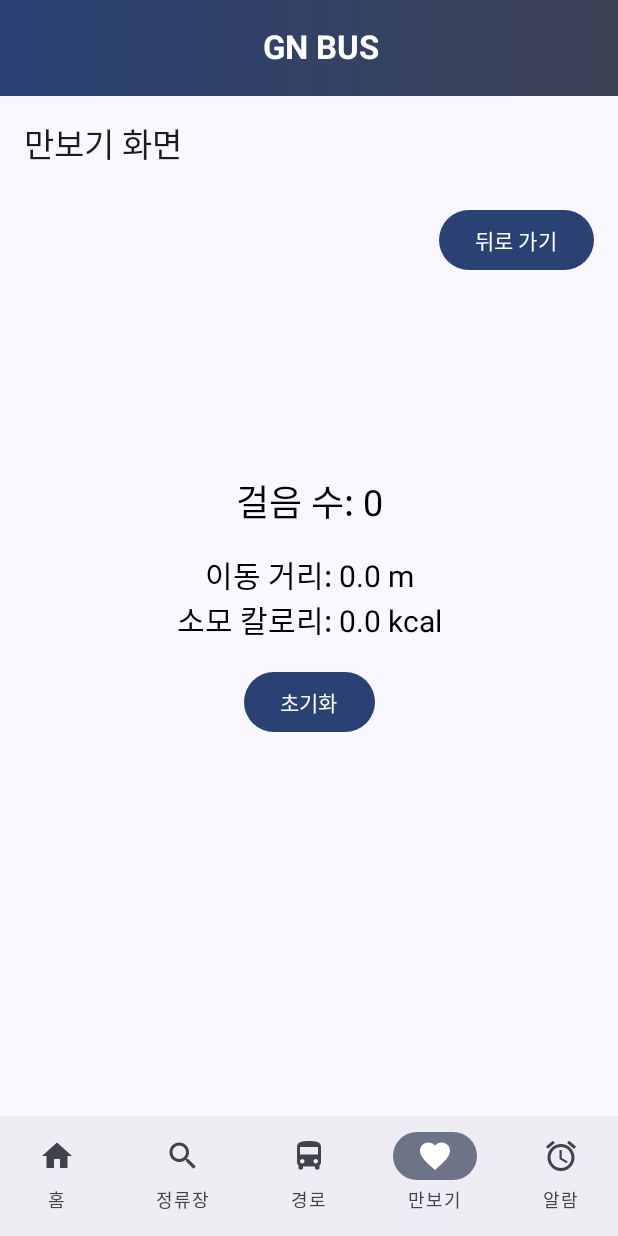
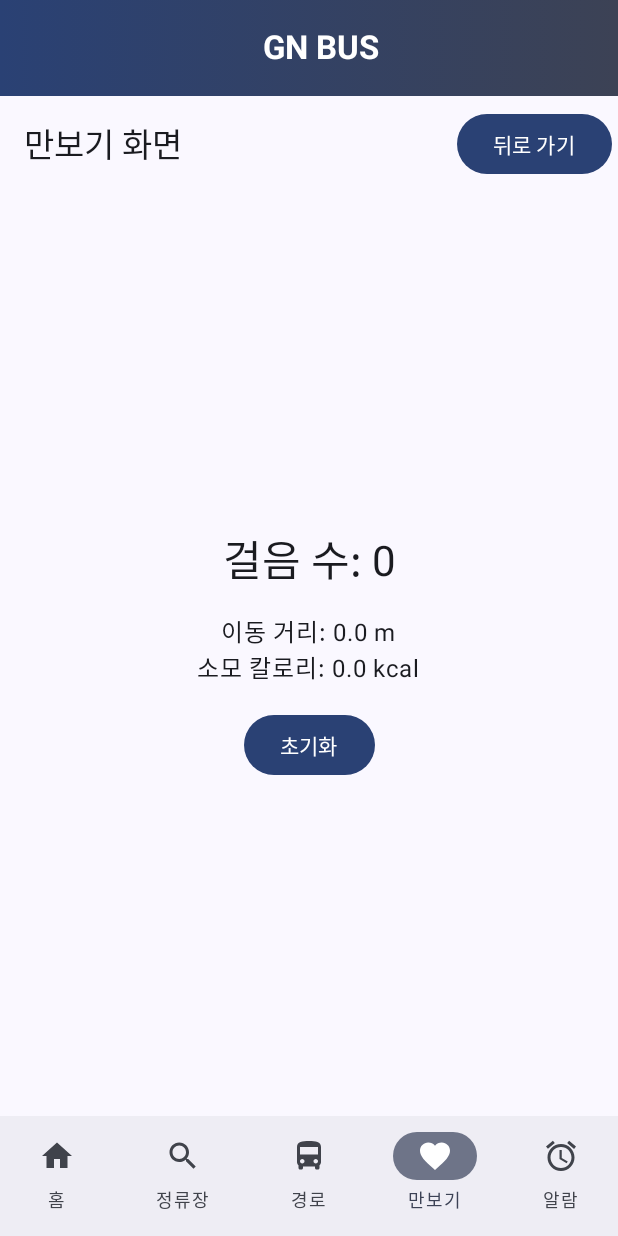
Before and after one commit to qkrrkden12/GEUPJO_BUS_24-2, an Android app built with Jetpack Compose: the screen it shows after launch (MainActivity), item 4 of the bottom bar chosen, on a phone screen of 412 x 824 dp. Run offline under Robolectric (Android 15) with nearby library versions, the phone set to English and light mode, and no system bars; our stand-ins replace accompanist; libraries missing offline, so code that uses them is left out: com.google.maps.android, kotlin.math.asin, kotlin.math.cos, kotlin.math.pow, kotlin.math.round and 3 more.

Commit message:
05.13 시작전

```diff
--- a/app/build.gradle.kts
+++ b/app/build.gradle.kts
@@ -95,6 +95,7 @@ dependencies {
     implementation ("com.google.android.material:material:1.9.0")
     implementation ("com.google.maps.android:maps-compose:2.1.0")
     implementation ("com.google.android.gms:play-services-maps:18.1.0")
+    implementation(libs.generativeai)
 
 
 
--- a/app/src/main/java/com/example/geupjo_bus/MainActivity.kt
+++ b/app/src/main/java/com/example/geupjo_bus/MainActivity.kt
@@ -802,97 +802,113 @@ fun getCurrentLocation(
 fun ManbokScreen(onBackClick: () -> Unit) {
     val context = LocalContext.current
     var stepCount by remember { mutableStateOf(loadStepCount(context)) }
+    var showDialog by remember { mutableStateOf(false) }
     val sensorManager = context.getSystemService(Context.SENSOR_SERVICE) as SensorManager
     val stepSensor = sensorManager.getDefaultSensor(Sensor.TYPE_STEP_DETECTOR)
-    if (stepSensor == null) {
-        Log.d("ManbokScreen", "Step sensor not available.")
-    }
+
     val stepCountListener = object : SensorEventListener {
         override fun onSensorChanged(event: SensorEvent?) {
-            if (event != null && event.sensor.type == Sensor.TYPE_STEP_DETECTOR) {
-                if (event.values.isNotEmpty()) {
-                    saveStepCount(context, loadStepCount(context) + 1)
-                    stepCount = loadStepCount(context)
-                }
+            if (event != null && event.sensor.type == Sensor.TYPE_STEP_DETECTOR && event.values.isNotEmpty()) {
+                stepCount++
+                saveStepCount(context, stepCount)
             }
         }
         override fun onAccuracyChanged(sensor: Sensor?, accuracy: Int) {}
     }
+
     LaunchedEffect(Unit) {
         if (stepSensor != null) {
-            sensorManager.registerListener(
-                stepCountListener,
-                stepSensor,
-                SensorManager.SENSOR_DELAY_UI
+            sensorManager.registerListener(stepCountListener, stepSensor, SensorManager.SENSOR_DELAY_UI)
+        } else {
+            Log.d("ManbokScreen", "Step sensor not available.")
+        }
+
+        if (Build.VERSION.SDK_INT >= Build.VERSION_CODES.Q && ActivityCompat.checkSelfPermission(
+                context, Manifest.permission.ACTIVITY_RECOGNITION) != PackageManager.PERMISSION_GRANTED) {
+            ActivityCompat.requestPermissions(
+                context as Activity,
+                arrayOf(Manifest.permission.ACTIVITY_RECOGNITION), 1
+            )
+        } else {
+            val intent = Intent(context, StepCountService::class.java)
+            ContextCompat.startForegroundService(context, intent)
+        }
+
+        if (Build.VERSION.SDK_INT >= Build.VERSION_CODES.TIRAMISU && ContextCompat.checkSelfPermission(
+                context, Manifest.permission.POST_NOTIFICATIONS) != PackageManager.PERMISSION_GRANTED) {
+            ActivityCompat.requestPermissions(
+                context as Activity,
+                arrayOf(Manifest.permission.POST_NOTIFICATIONS), 1
             )
         }
     }
-    LaunchedEffect(Unit) {
-        if (Build.VERSION.SDK_INT >= Build.VERSION_CODES.Q && ActivityCompat.checkSelfPermission(
-                context,
-                Manifest.permission.ACTIVITY_RECOGNITION
-            ) != PackageManager.PERMISSION_GRANTED) {
-            ActivityCompat.requestPermissions(
-                context as Activity,
-                arrayOf(Manifest.permission.ACTIVITY_RECOGNITION),
-                1
-            )
-        } else {
-            val stepCountServiceIntent = Intent(context, StepCountService::class.java)
-            ContextCompat.startForegroundService(context, stepCountServiceIntent)
+
+    Scaffold(
+        topBar = {
+            TopAppBar(
+                title = { Text("만보기 화면") },
+                actions = {
+                    Button(onClick = onBackClick) {
+                        Text("뒤로 가기")
                     }
-        if (Build.VERSION.SDK_INT >= Build.VERSION_CODES.TIRAMISU && ContextCompat.checkSelfPermission(
-                context,
-                Manifest.permission.POST_NOTIFICATIONS
-            ) != PackageManager.PERMISSION_GRANTED) {
-            ActivityCompat.requestPermissions(
-                context as Activity,
-                arrayOf(Manifest.permission.POST_NOTIFICATIONS),
-                1
+                }
             )
         }
-    }
-    Box(modifier = Modifier.fillMaxSize()) {
-        TopAppBar(
-            title = { Text("만보기 화면") },
-            modifier = Modifier.align(Alignment.TopCenter)
-        )
+    ) { padding ->
+        Box(
+            modifier = Modifier
+                .fillMaxSize()
+                .padding(padding)
+        ) {
             Column(
-            modifier = Modifier.align(Alignment.Center),
+                modifier = Modifier
+                    .align(Alignment.Center)
+                    .padding(16.dp),
                 horizontalAlignment = Alignment.CenterHorizontally
             ) {
                 Text(
                     text = "걸음 수: $stepCount",
-                style = TextStyle(fontSize = 24.sp, color = Color.Black)
+                    style = MaterialTheme.typography.headlineMedium.copy(color = MaterialTheme.colorScheme.onBackground)
                 )
                 Spacer(modifier = Modifier.height(16.dp))
                 Text(
                     text = "이동 거리: ${round(stepCount * 0.6)} m",
-                style = TextStyle(fontSize = 20.sp, color = Color.Black)
+                    style = MaterialTheme.typography.bodyLarge.copy(color = MaterialTheme.colorScheme.onBackground)
                 )
                 Text(
                     text = "소모 칼로리: ${round(stepCount * 0.03)} kcal",
-                style = TextStyle(fontSize = 20.sp, color = Color.Black)
+                    style = MaterialTheme.typography.bodyLarge.copy(color = MaterialTheme.colorScheme.onBackground)
                 )
-            Button(
-                onClick = {
-                    saveStepCount(context, 0)
-                    stepCount = loadStepCount(context)
-                },
-                modifier = Modifier.padding(top = 16.dp)
-            ) {
+                Spacer(modifier = Modifier.height(16.dp))
+                Button(onClick = { showDialog = true }) {
                     Text("초기화")
                 }
             }
-        Button(
-            onClick = onBackClick,
-            modifier = Modifier
-                .align(Alignment.TopEnd)
-                .padding(top = 72.dp, end = 16.dp)
-        ) {
-            Text("뒤로 가기")
         }
     }
+
+    if (showDialog) {
+        AlertDialog(
+            onDismissRequest = { showDialog = false },
+            confirmButton = {
+                TextButton(onClick = {
+                    saveStepCount(context, 0)
+                    stepCount = 0
+                    showDialog = false
+                }) {
+                    Text("초기화")
+                }
+            },
+            dismissButton = {
+                TextButton(onClick = { showDialog = false }) {
+                    Text("취소")
+                }
+            },
+            title = { Text("정말 초기화 하시겠습니까?") },
+            text = { Text("기록된 걸음 수가 모두 삭제됩니다.") }
+        )
+    }
+
     DisposableEffect(Unit) {
         onDispose {
             sensorManager.unregisterListener(stepCountListener)
--- a/gradle/libs.versions.toml
+++ b/gradle/libs.versions.toml
@@ -11,6 +11,7 @@ composeBom = "2024.04.01"
 appcompat = "1.7.0"
 coordinatorlayout = "1.2.0"
 material = "1.12.0"
+generativeai = "0.9.0"
 
 [libraries]
 androidx-core-ktx = { group = "androidx.core", name = "core-ktx", version.ref = "coreKtx" }
@@ -30,6 +31,7 @@ androidx-material3 = { group = "androidx.compose.material3", name = "material3"
 androidx-appcompat = { group = "androidx.appcompat", name = "appcompat", version.ref = "appcompat" }
 androidx-coordinatorlayout = { group = "androidx.coordinatorlayout", name = "coordinatorlayout", version.ref = "coordinatorlayout" }
 material = { group = "com.google.android.material", name = "material", version.ref = "material" }
+generativeai = { group = "com.google.ai.client.generativeai", name = "generativeai", version.ref = "generativeai" }
 
 [plugins]
 android-application = { id = "com.android.application", version.ref = "agp" }
```
Also changed, not shown: app/src/main/java/com/example/geupjo_bus/RouteSearchScreen.kt (+104 -84 lines). Lines whose indentation alone changed are shown as unchanged.
